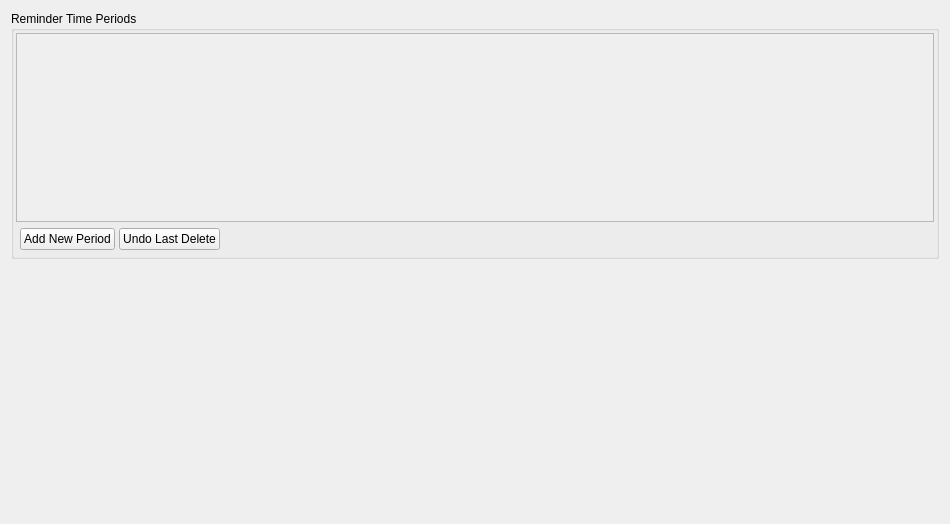
Before: the Qt Designer form ui/designs/task_settings_widget.ui in Jacfogel/MHM, drawn with Qt 5.
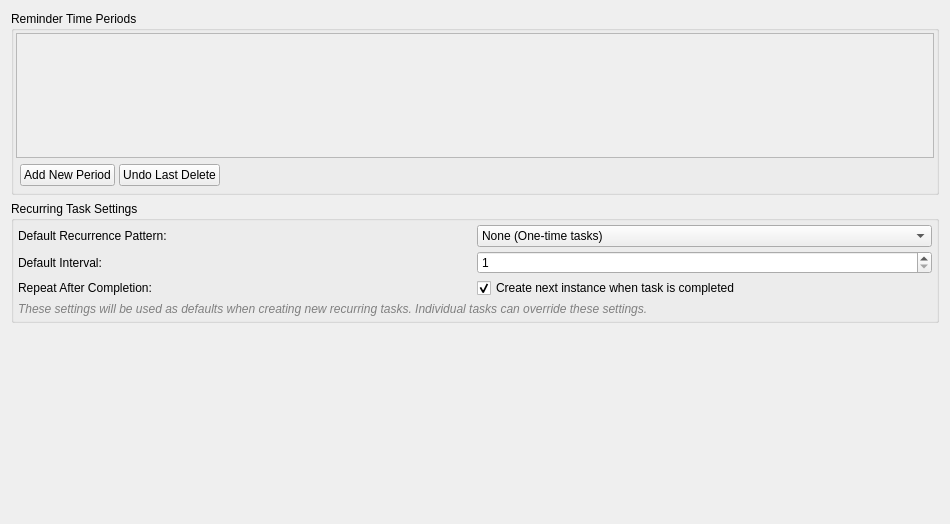
After: the same form once the commit is applied.

The edit to the form file:
```diff
--- a/ui/designs/task_settings_widget.ui
+++ b/ui/designs/task_settings_widget.ui
@@ -131,6 +131,131 @@
      </layout>
     </widget>
    </item>
+   <item>
+    <widget class="QGroupBox" name="groupBox_recurring_task_settings">
+     <property name="title">
+      <string>Recurring Task Settings</string>
+     </property>
+     <layout class="QGridLayout" name="gridLayout_recurring_task_settings">
+      <property name="spacing">
+       <number>4</number>
+      </property>
+      <property name="leftMargin">
+       <number>4</number>
+      </property>
+      <property name="topMargin">
+       <number>4</number>
+      </property>
+      <property name="rightMargin">
+       <number>4</number>
+      </property>
+      <property name="bottomMargin">
+       <number>4</number>
+      </property>
+      <item row="0" column="0">
+       <widget class="QLabel" name="label_recurring_pattern">
+        <property name="text">
+         <string>Default Recurrence Pattern:</string>
+        </property>
+       </widget>
+      </item>
+      <item row="0" column="1">
+       <widget class="QComboBox" name="comboBox_recurring_pattern">
+        <property name="sizePolicy">
+         <sizepolicy hsizetype="Preferred" vsizetype="Fixed">
+          <horstretch>0</horstretch>
+          <verstretch>0</verstretch>
+         </sizepolicy>
+        </property>
+        <item>
+         <property name="text">
+          <string>None (One-time tasks)</string>
+         </property>
+        </item>
+        <item>
+         <property name="text">
+          <string>Daily</string>
+         </property>
+        </item>
+        <item>
+         <property name="text">
+          <string>Weekly</string>
+         </property>
+        </item>
+        <item>
+         <property name="text">
+          <string>Monthly</string>
+         </property>
+        </item>
+        <item>
+         <property name="text">
+          <string>Yearly</string>
+         </property>
+        </item>
+       </widget>
+      </item>
+      <item row="1" column="0">
+       <widget class="QLabel" name="label_recurring_interval">
+        <property name="text">
+         <string>Default Interval:</string>
+        </property>
+       </widget>
+      </item>
+      <item row="1" column="1">
+       <widget class="QSpinBox" name="spinBox_recurring_interval">
+        <property name="sizePolicy">
+         <sizepolicy hsizetype="Preferred" vsizetype="Fixed">
+          <horstretch>0</horstretch>
+          <verstretch>0</verstretch>
+         </sizepolicy>
+        </property>
+        <property name="minimum">
+         <number>1</number>
+        </property>
+        <property name="maximum">
+         <number>365</number>
+        </property>
+        <property name="value">
+         <number>1</number>
+        </property>
+        <property name="suffix">
+         <string/>
+        </property>
+       </widget>
+      </item>
+      <item row="2" column="0">
+       <widget class="QLabel" name="label_repeat_after_completion">
+        <property name="text">
+         <string>Repeat After Completion:</string>
+        </property>
+       </widget>
+      </item>
+      <item row="2" column="1">
+       <widget class="QCheckBox" name="checkBox_repeat_after_completion">
+        <property name="text">
+         <string>Create next instance when task is completed</string>
+        </property>
+        <property name="checked">
+         <bool>true</bool>
+        </property>
+       </widget>
+      </item>
+      <item row="3" column="0" colspan="2">
+       <widget class="QLabel" name="label_recurring_help">
+        <property name="text">
+         <string>These settings will be used as defaults when creating new recurring tasks. Individual tasks can override these settings.</string>
+        </property>
+        <property name="wordWrap">
+         <bool>true</bool>
+        </property>
+        <property name="styleSheet">
+         <string notr="true">color: gray; font-style: italic;</string>
+        </property>
+       </widget>
+      </item>
+     </layout>
+    </widget>
+   </item>
    <item>
     <widget class="QWidget" name="widget_tag_management_placeholder" native="true">
      <property name="sizePolicy">
```
